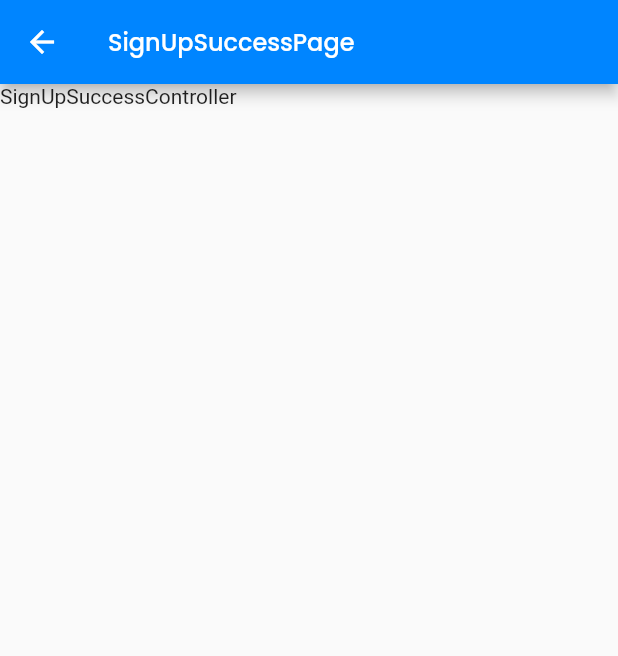
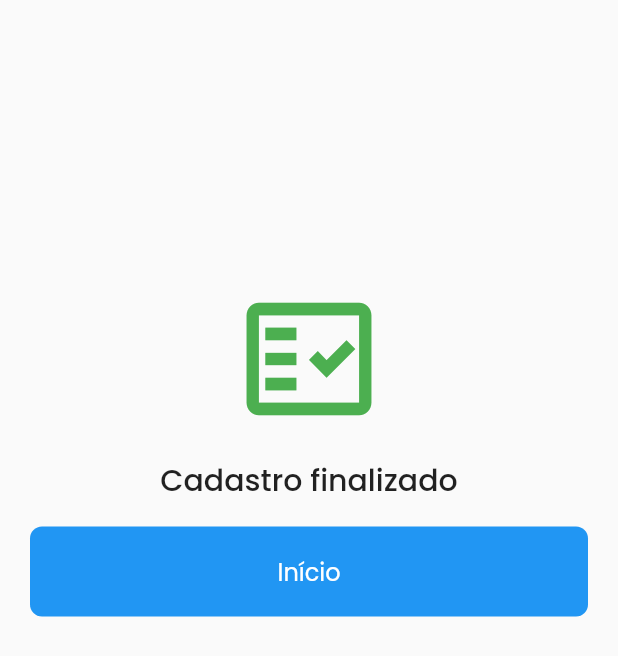
Before and after one commit to LAMPI-Oficial/Easy-Flow, a Flutter app: the SuccessSignUpPage screen opened by its route, on a phone screen of 412 x 824 dp. Shown: the top 656 px of the screen. Run offline on Flutter 3.47's test engine with Material 2 defaults, Android fonts, the phone set to English and light mode, and no system bars; our stand-ins replace auto_size_text, brasil_fields, get, result_dart; missing offline and left inert: stylish_dialog; accounts and stored records are empty.

Commit message:
[FE.1.3] - Realizei a criação da tela de sucesso

```diff
--- a/lib/layers/modules/sign_up/pages/success_sign_up_page.dart
+++ b/lib/layers/modules/sign_up/pages/success_sign_up_page.dart
@@ -6,8 +6,54 @@ class SuccessSignUpPage extends StatelessWidget {
 
   @override
   Widget build(BuildContext context) {
-    return Scaffold(
-        appBar: AppBar(title: Text('SignUpSuccessPage')),
-        body: SafeArea(child: Text('SignUpSuccessController')));
+    return const Scaffold(
+      body: SafeArea(
+        child: SingleChildScrollView(
+          child: SizedBox(
+            width: double.infinity,
+            height: 600,
+            child: Column(
+              mainAxisAlignment: MainAxisAlignment.center,
+              children: [
+                Padding(
+                  padding: EdgeInsets.all(8.0),
+                  child: Icon(
+                    Icons.fact_check_outlined,
+                    color: Colors.green,
+                    size: 100,
+                  ),
+                ),
+                Padding(
+                  padding: EdgeInsets.all(8.0),
+                  child: Text(
+                    "Cadastro finalizado",
+                    style: TextStyle(
+                        fontFamily: 'Poppins',
+                        fontSize: 20,
+                        fontWeight: FontWeight.w500),
+                  ),
+                ),
+                Padding(
+                  padding: EdgeInsets.symmetric(vertical: 8, horizontal: 20),
+                  child: SizedBox(
+                    width: double.infinity,
+                    child: ElevatedButton(
+                      onPressed: null,
+                      style: ButtonStyle(
+                        backgroundColor: MaterialStatePropertyAll(Colors.blue),
+                      ),
+                      child: Text(
+                        "Início",
+                        style: TextStyle(color: Colors.white),
+                      ),
+                    ),
+                  ),
+                ),
+              ],
+            ),
+          ),
+        ),
+      ),
+    );
   }
 }
```
